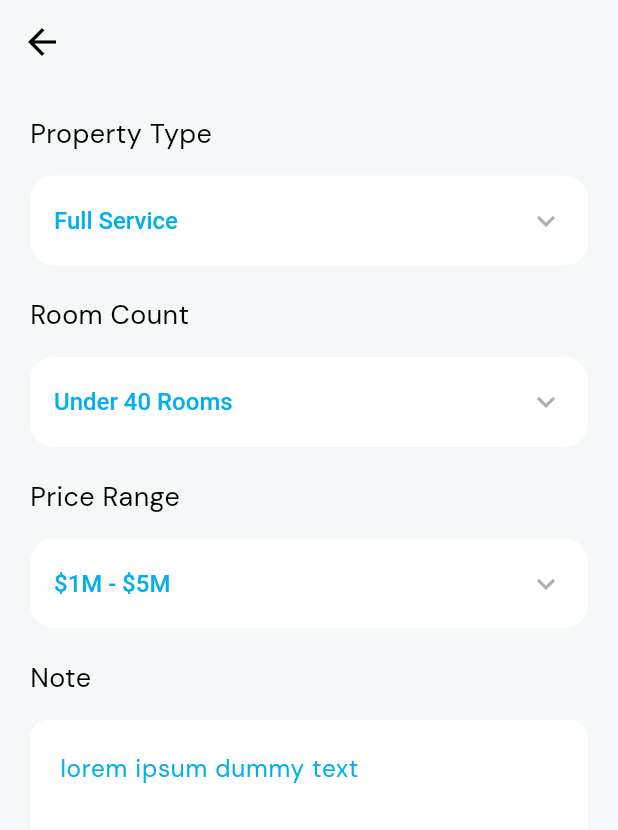
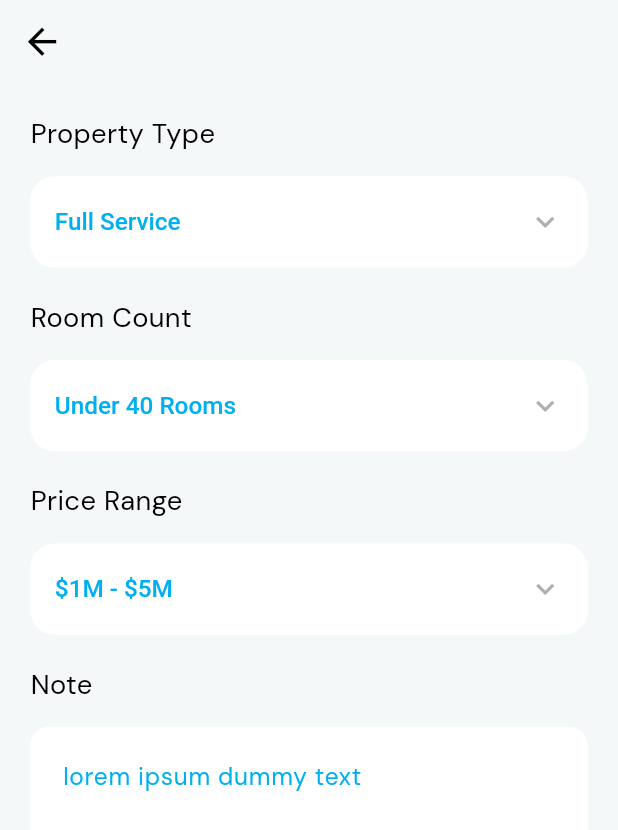
Before and after one commit to Shraboniakter/pocket_trading, a Flutter app: the IfHotelIsSelectedScreen screen opened directly, on a phone screen of 412 x 824 dp. Shown: the top 830 px of the screen. Run offline on Flutter 3.47's test engine with Material 3 defaults, Android fonts, the phone set to English and light mode, and no system bars; our stand-ins replace email_validator, flutter_riverpod, flutter_screenutil, google_fonts.

Commit message:
responsive

```diff
--- a/lib/feature/presentation/forgotPassword/view/set_new_password_screen.dart
+++ b/lib/feature/presentation/forgotPassword/view/set_new_password_screen.dart
@@ -61,6 +61,7 @@ class SetNewPasswordScreen extends ConsumerWidget {
             CustomTextfield(
               obscureText: isNewObscure,
               hintText: "New Password",
+              color:ColorManager.gray,
               suffix: InkWell(
                 onTap: () {
                   ref.read(authProvider.notifier).toggleNewObscure();
@@ -78,6 +79,7 @@ class SetNewPasswordScreen extends ConsumerWidget {
             CustomTextfield(
               obscureText: isConfirmNewObscure,
               hintText: "Confirm Password",
+              color:ColorManager.gray,
               suffix: InkWell(
                 onTap: () {
                   ref.read(authProvider.notifier).toggleConfirmNewObscure();
--- a/lib/feature/presentation/screen/view/if_hotel_is_selected_screen.dart
+++ b/lib/feature/presentation/screen/view/if_hotel_is_selected_screen.dart
@@ -1,5 +1,6 @@
 import 'package:flutter/cupertino.dart';
 import 'package:flutter/material.dart';
+import 'package:flutter_screenutil/flutter_screenutil.dart';
 import 'package:pocket_trading/feature/presentation/widgets/CustomText.dart';
 
 import '../../../../core/constrants/app_color.dart';
@@ -53,7 +54,7 @@ class _IfHotelIsSelectedScreenState extends State<IfHotelIsSelectedScreen> {
       backgroundColor: ColorManager.bg,
       appBar: AppBar(
         leading: IconButton(
-          icon: const Icon(Icons.arrow_back, color: Colors.black, size: 28),
+          icon:  Icon(Icons.arrow_back, color: Colors.black, size: 28.sp),
           onPressed: () {
             Navigator.pop(context);
           },
@@ -65,13 +66,13 @@ class _IfHotelIsSelectedScreenState extends State<IfHotelIsSelectedScreen> {
         backgroundColor: ColorManager.bg,
       ),
       body: Padding(
-        padding: EdgeInsets.all(20.0),
+        padding: EdgeInsets.all(20.0.r),
         child: SingleChildScrollView(
           child: Column(
             crossAxisAlignment: CrossAxisAlignment.start,
             children: [
-              CustomText(text: "Property Type", size: 18, color: Colors.black),
-              SizedBox(height: 15),
+              CustomText(text: "Property Type", size: 18.sp, color: Colors.black),
+              SizedBox(height: 15.h),
               CustomDropdown(
                 color: ColorManager.lightBlue,
                 hintText: "Full Service",
@@ -83,9 +84,9 @@ class _IfHotelIsSelectedScreenState extends State<IfHotelIsSelectedScreen> {
                   });
                 },
               ),
-              SizedBox(height: 20),
-              CustomText(text: "Room Count", size: 18, color: Colors.black),
-              SizedBox(height: 15),
+              SizedBox(height: 20.h),
+              CustomText(text: "Room Count", size: 18.sp, color: Colors.black),
+              SizedBox(height: 15.h),
               CustomDropdown(
                 color: ColorManager.lightBlue,
                 hintText: "Under 40 Rooms",
@@ -97,9 +98,9 @@ class _IfHotelIsSelectedScreenState extends State<IfHotelIsSelectedScreen> {
                   });
                 },
               ),
-              SizedBox(height: 20),
-              CustomText(text: "Price Range", size: 18, color: Colors.black),
-              SizedBox(height: 15),
+              SizedBox(height: 20.h),
+              CustomText(text: "Price Range", size: 18.sp, color: Colors.black),
+              SizedBox(height: 15.h),
 
               CustomDropdown(
                 color: ColorManager.lightBlue,
@@ -112,9 +113,9 @@ class _IfHotelIsSelectedScreenState extends State<IfHotelIsSelectedScreen> {
                   });
                 },
               ),
-              SizedBox(height: 20),
-              CustomText(text: "Note", size: 18, color: Colors.black),
-              SizedBox(height: 15),
+              SizedBox(height: 20.h),
+              CustomText(text: "Note", size: 18.sp, color: Colors.black),
+              SizedBox(height: 15.h),
 
               CustomTextfield(
                 max: 5,
@@ -125,9 +126,9 @@ class _IfHotelIsSelectedScreenState extends State<IfHotelIsSelectedScreen> {
               ),
 
               Padding(
-                padding: const EdgeInsets.only(top: 230),
+                padding:  EdgeInsets.only(top: 230.h),
                 child: SizedBox(
-                  height: 57,
+                  height: 57.h,
                   width: double.infinity,
                   child: CustomElevatedBottom(
                     text: "Submit",
@@ -137,9 +138,9 @@ class _IfHotelIsSelectedScreenState extends State<IfHotelIsSelectedScreen> {
                         RouteName.ifRestaurantIsSelectedScreen,
                       );
                     },
-                    borderRadius: 16,
+                    borderRadius: 16.r,
                     textColor: Colors.white,
-                    size: 18,
+                    size: 18.sp,
                   ),
                 ),
               ),
--- a/lib/feature/presentation/screen/widgets/CustomDropdown.dart
+++ b/lib/feature/presentation/screen/widgets/CustomDropdown.dart
@@ -1,4 +1,5 @@
 import 'package:flutter/material.dart';
+import 'package:flutter_screenutil/flutter_screenutil.dart';
 
 import '../../../../core/constrants/app_color.dart';
 
@@ -21,23 +22,23 @@ class CustomDropdown extends StatelessWidget {
   @override
   Widget build(BuildContext context) {
     return Container(
-      height: 60,
-      padding: const EdgeInsets.symmetric(horizontal: 16),
+      height: 60.h,
+      padding:  EdgeInsets.symmetric(horizontal: 16.h),
       decoration: BoxDecoration(
         color:  ColorManager.primary,
         borderRadius: BorderRadius.circular(16),
       ),
       child: DropdownButtonHideUnderline(
         child: DropdownButton<String>(
-          borderRadius:BorderRadius.all(Radius.circular(16)),
+          borderRadius:BorderRadius.all(Radius.circular(16.r)),
           alignment: AlignmentDirectional.centerStart,
-          menuMaxHeight: 200,
-          menuWidth: 200,
+          menuMaxHeight: 200.h,
+          menuWidth: 200.w,
 
           dropdownColor: ColorManager.primary,
           value: value,
-          style: const TextStyle(
-            fontSize: 16,
+          style:  TextStyle(
+            fontSize: 16.sp,
             color: ColorManager.lightBlue,
             fontWeight: FontWeight.w500,
           ),
--- a/lib/feature/presentation/widgets/CustomTextfield.dart
+++ b/lib/feature/presentation/widgets/CustomTextfield.dart
@@ -52,7 +52,7 @@ class CustomTextfield extends StatelessWidget {
       cursorColor: Colors.grey,
       style: TextStyle(
         color: ColorManager.lightBlue,
-        fontSize: 16,
+        fontSize: 16.sp,
       ),
       decoration: InputDecoration(
         alignLabelWithHint: true,
@@ -68,13 +68,13 @@ class CustomTextfield extends StatelessWidget {
 
 
         isDense: false,
-        contentPadding: const EdgeInsets.symmetric(
-          vertical: 20,
-          horizontal: 16,
+        contentPadding:  EdgeInsets.symmetric(
+          vertical: 20.h,
+          horizontal: 16.w,
         ),
         errorStyle: TextStyle(
           color: Color(0xffA40000),
-          fontSize: 12,
+          fontSize: 12.sp,
         ),
 
         errorBorder: OutlineInputBorder(
--- a/lib/feature/presentation/widgets/pimary_bottom.dart
+++ b/lib/feature/presentation/widgets/pimary_bottom.dart
@@ -1,4 +1,5 @@
 import 'package:flutter/material.dart';
+import 'package:flutter_screenutil/flutter_screenutil.dart';
 import 'package:pocket_trading/core/constrants/app_color.dart';
 import 'CustomText.dart';
 
@@ -26,12 +27,12 @@ class CustomElevatedBottom extends StatelessWidget {
       style: ElevatedButton.styleFrom(
         backgroundColor: color ?? ColorManager.lightBlue,
         shape: RoundedRectangleBorder(
-          borderRadius: BorderRadius.circular(borderRadius ?? 30),
+          borderRadius: BorderRadius.circular(borderRadius ?? 30.r),
         ),
       ),
       onPressed: onTap,
       child: Padding(
-        padding: const EdgeInsets.symmetric(vertical: 14.0),
+        padding:  EdgeInsets.symmetric(vertical: 14.0.h),
         child: CustomText(
           size:size ,
           text: text,
```
Also changed, not shown: lib/feature/presentation/forgotPassword/view/forgot_password_otp_screen.dart (+19 -18 lines), lib/feature/presentation/forgotPassword/view/forgot_password_screen.dart (+15 -14 lines), lib/feature/presentation/screen/view/asset_type_screen.dart (+13 -18 lines), lib/feature/presentation/screen/view/buy_or_sell_screen.dart (+11 -10 lines), lib/feature/presentation/screen/widgets/OptionTile.dart (+5 -4 lines).
